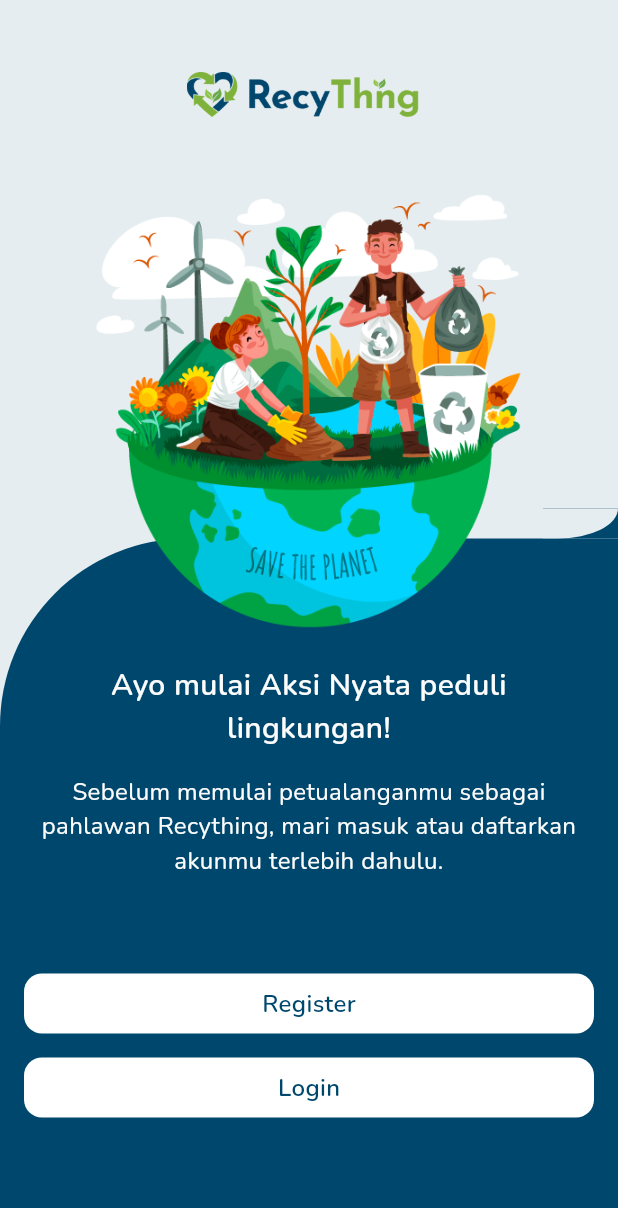
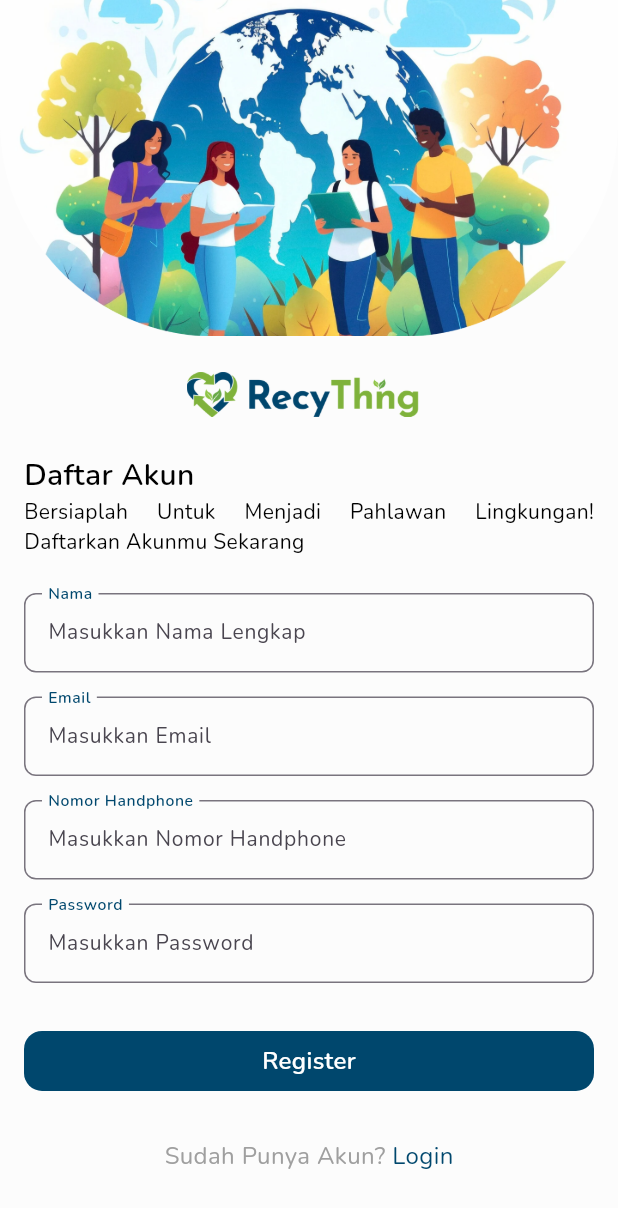
Before and after one commit to RECYTHNG/flutter_recything, a Flutter app: the WelcomeScreen screen opened directly, after a tap on "Register", on a phone screen of 412 x 824 dp. Shown: the top 1208 px of the screen. Run offline on Flutter 3.47's test engine with Material 3 defaults, Android fonts, the phone set to English and light mode, and no system bars.

Commit message:
feat(register): adding register layer, 80% to complete

```diff
--- a/recything_application/lib/constants/image_constant.dart
+++ b/recything_application/lib/constants/image_constant.dart
@@ -12,5 +12,7 @@ class ImageConstant {
 
   //welcome
   static const String welcomeImage = 'assets/images/welcome/welcome_screen_images.png';
+
   //auth
+  static const String authImage = 'assets/images/authentication/auth_image.png';
 }
--- a/recything_application/lib/screens/authentication/register/register_screen.dart
+++ b/recything_application/lib/screens/authentication/register/register_screen.dart
@@ -0,0 +1,116 @@
+import 'package:flutter/material.dart';
+import 'package:recything_application/constants/color_constant.dart';
+import 'package:recything_application/constants/image_constant.dart';
+import 'package:recything_application/constants/spacing_constant.dart';
+import 'package:recything_application/constants/text_style_constant.dart';
+import 'package:recything_application/widgets/global_button_widget.dart';
+import 'package:recything_application/widgets/global_text_field_custom_widget.dart';
+
+class RegisterAuthenticationScreen extends StatefulWidget {
+  const RegisterAuthenticationScreen({super.key});
+
+  @override
+  State<RegisterAuthenticationScreen> createState() =>
+      _RegisterAuthenticationScreenState();
+}
+
+class _RegisterAuthenticationScreenState
+    extends State<RegisterAuthenticationScreen> {
+  @override
+  Widget build(BuildContext context) {
+    return Scaffold(
+      backgroundColor: ColorConstant.netralColor50,
+      body: SingleChildScrollView(
+        child: Column(
+          children: [
+            Image.asset(
+              ImageConstant.authImage,
+              width: MediaQuery.of(context).size.width,
+            ),
+            SpacingConstant.verticalSpacing300,
+            Padding(
+              padding: const EdgeInsets.symmetric(horizontal: 16.0),
+              child: Column(
+                crossAxisAlignment: CrossAxisAlignment.start,
+                children: [
+                  Center(
+                    child: Image.asset(
+                      ImageConstant.logo,
+                      width: 165.0,
+                      height: 30.0,
+                    ),
+                  ),
+                  SpacingConstant.verticalSpacing300,
+                  Text(
+                    'Daftar Akun',
+                    style: TextStyleConstant.semiboldHeading4,
+                  ),
+                  Text(
+                    'Bersiaplah Untuk Menjadi Pahlawan Lingkungan! Daftarkan Akunmu Sekarang',
+                    style: TextStyleConstant.regularParagraph,
+                    textAlign: TextAlign.justify,
+                  ),
+                  SpacingConstant.verticalSpacing300,
+                  CustomTextFieldWidget(
+                    label: 'Nama',
+                    hint: 'Masukkan Nama Lengkap',
+                    onChanged: (value) {},
+                  ),
+                  SpacingConstant.verticalSpacing200,
+                  CustomTextFieldWidget(
+                    label: 'Email',
+                    hint: 'Masukkan Email',
+                    onChanged: (value) {},
+                  ),
+                  SpacingConstant.verticalSpacing200,
+                  CustomTextFieldWidget(
+                    label: 'Nomor Handphone',
+                    hint: 'Masukkan Nomor Handphone',
+                    isInputForPhone: true,
+                    onChanged: (value) {},
+                  ),
+                  SpacingConstant.verticalSpacing200,
+                  CustomTextFieldWidget(
+                    label: 'Password',
+                    hint: 'Masukkan Password',
+                    onChanged: (value) {},
+                  ),
+                  SpacingConstant.verticalSpacing400,
+                  GlobalButtonWidget(
+                    onTap: () {},
+                    width: double.infinity,
+                    height: 40.0,
+                    backgroundColor: ColorConstant.primaryColor500,
+                    isBorder: false,
+                    title: 'Register',
+                    textColor: ColorConstant.whiteColor,
+                    fontSize: 16.0,
+                  ),
+                  SpacingConstant.verticalSpacing400,
+                  Row(
+                    mainAxisAlignment: MainAxisAlignment.center,
+                    children: [
+                      Text(
+                        'Sudah Punya Akun? ',
+                        style: TextStyleConstant.regularSubtitle
+                            .copyWith(color: ColorConstant.netralColor600),
+                      ),
+                      GestureDetector(
+                        onTap: () {},
+                        child: Text(
+                          'Login',
+                          style: TextStyleConstant.regularSubtitle
+                              .copyWith(color: ColorConstant.primaryColor500),
+                        ),
+                      ),
+                    ],
+                  ),
+                ],
+              ),
+            ),
+          ],
+        ),
+      ),
+    );
+  }
+}
--- a/recything_application/lib/screens/welcome/welcome_screen.dart
+++ b/recything_application/lib/screens/welcome/welcome_screen.dart
@@ -3,6 +3,7 @@ import 'package:recything_application/constants/color_constant.dart';
 import 'package:recything_application/constants/image_constant.dart';
 import 'package:recything_application/constants/spacing_constant.dart';
 import 'package:recything_application/constants/text_style_constant.dart';
+import 'package:recything_application/screens/authentication/register/register_screen.dart';
 import 'package:recything_application/widgets/global_button_widget.dart';
 
 class WelcomeScreen extends StatelessWidget {
@@ -81,7 +82,14 @@ class WelcomeScreen extends StatelessWidget {
                 ),
                 SpacingConstant.verticalSpacing800,
                 GlobalButtonWidget(
-                  onTap: () {},
+                  onTap: () {
+                    Navigator.of(context).pushReplacement(
+                      MaterialPageRoute(
+                        builder: (context) =>
+                            const RegisterAuthenticationScreen(),
+                      ),
+                    );
+                  },
                   width: double.infinity,
                   height: 40.0,
                   backgroundColor: ColorConstant.whiteColor,
```
Also changed, not shown: recything_application/pubspec.yaml (+3 -4 lines), recything_application/assets/images/authentication/auth_image.png (added).
